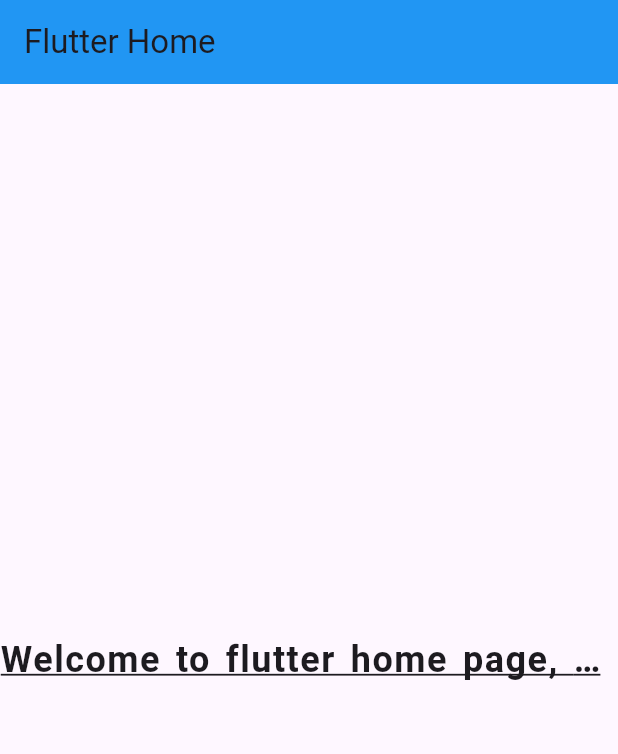
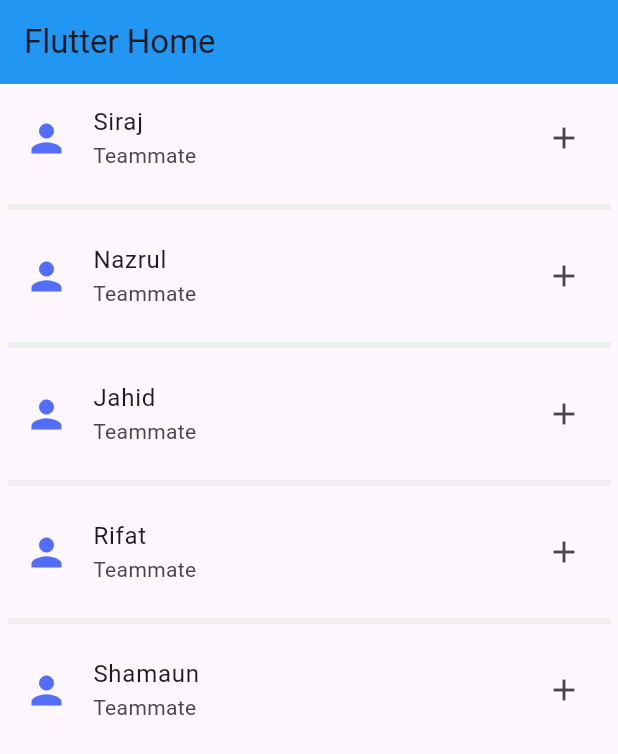
Before and after one commit to siraj-go/Flutter-Weggets-Practice, a Flutter app: the screen it shows after launch, on a phone screen of 412 x 824 dp. Shown: the top 754 px of the screen. Run offline on Flutter 3.47's test engine with Material 3 defaults, Android fonts, the phone set to English and light mode, and no system bars.

Commit message:
Column, Row, SingleChildScrollView,ListView, ListView & GridView Builder and Separator, ListTile

```diff
--- a/lib/main.dart
+++ b/lib/main.dart
@@ -4,32 +4,131 @@ void main() {
   runApp(const IntroApp());
 }
 
-class IntroApp extends StatelessWidget {
+class IntroApp extends StatefulWidget {
   const IntroApp({super.key});
+
+  @override
+  State<IntroApp> createState() => _IntroAppState();
+}
+
+class _IntroAppState extends State<IntroApp> {
+  List<String> friendList = ['Siraj', 'Nazrul', 'Jahid', 'Rifat', 'Shamaun'];
 
   @override
   Widget build(BuildContext context) {
     return MaterialApp(
       home: Scaffold(
+        // start from 1 hour
+
         appBar: AppBar(
           title: const Text('Flutter Home'),
           backgroundColor: Colors.blue,
         ),
-        body: const Center(
-          child: Text(
-            'Welcome to flutter home page, now  its time to practice flutter widgets',
-            textAlign: TextAlign.justify,
-            maxLines: 1,
-            style: TextStyle(
-              fontSize: 24,
-              fontWeight: FontWeight.bold,
-              decoration: TextDecoration.underline,
-              letterSpacing: 1,
-              wordSpacing: 3,
-              overflow: TextOverflow.ellipsis,
+        /*body: ListView(
+          children: [
+            SizedBox(
+              height: 100,
+              width: 100,
+              child: Center(
+                child: Text('Box1'),
+              ),
             ),
+            SizedBox(
+              height: 100,
+              width: 100,
+              child: Center(
+                child: Text('Box2'),
+              ),
+            ),
+            SizedBox(
+              height: 100,
+              width: 100,
+              child: Center(
+                child: Text('Box3'),
+              ),
+            ),
+            SizedBox(
+              height: 100,
+              width: 100,
+              child: Center(
+                child: Text('Box4'),
+              ),
+            ),
+            SizedBox(
+              height: 100,
+              width: 100,
+              child: Center(
+                child: Text('Box4'),
+              ),
+            ),SizedBox(
+              height: 100,
+              width: 100,
+              child: Center(
+                child: Text('Box4'),
+              ),
+            ),
+          ],
+        ),*/
+
+        /*body: ListView.builder(
+            itemCount: 100,
+            itemBuilder: (context, index) {
+              return SizedBox(
+                height: 100,
+                width: 100,
+                child: Text(index.toString()),
+              );
+            }),
+            */
+
+        body: ListView.separated(
+          itemCount: friendList.length,
+          itemBuilder: (context, index) {
+            return ListTile(
+              onTap: (){
+                print('Pressed');
+              },
+              title: Text(friendList[index]),
+              subtitle: Text('Teammate'),
+              leading: Icon(Icons.person, size: 30, color: Colors.indigoAccent,),
+              trailing: Icon(Icons.add),
+
+            );
+            // return Column(
+            //   children: [
+            //     Text(friendList[index]),
+            //   ],
+            // );
+          },
+          separatorBuilder: (context, index) {
+            return Divider(
+              color: Colors.grey[200],
+              thickness: 4,
+              height: 20,
+              indent: 5,
+              endIndent: 5,
+            );
+            //return Text('This is $index separator');
+          },
+        ),
+
+        /*body: GridView.builder(
+          gridDelegate: SliverGridDelegateWithFixedCrossAxisCount(
+            crossAxisCount: 3,
+            crossAxisSpacing: 4,
+            mainAxisSpacing: 10,
+            childAspectRatio: 1,
           ),
-        ),
+          itemCount: friendList.length,
+          itemBuilder: (context, index) {
+            return Column(
+              children: [
+
+                Text(friendList[index]),
+              ],
+            );
+          },
+        ),*/
       ),
     );
   }
```
